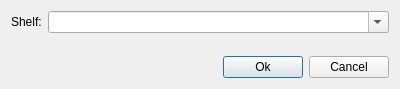
Old version of the form src/ui/tag.ui in the repository chrmorais/aranduka.
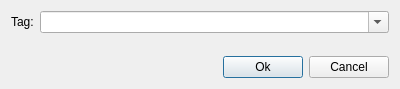
New version of the form.

```diff
--- a/src/ui/tag.ui
+++ b/src/ui/tag.ui
@@ -22,7 +22,7 @@
      <item row="0" column="0">
       <widget class="QLabel" name="label">
        <property name="text">
-        <string>Shelf:</string>
+        <string>Tag:</string>
        </property>
       </widget>
      </item>
```
Left out of the diff: 2 changed lines with no effect on the pictures.
